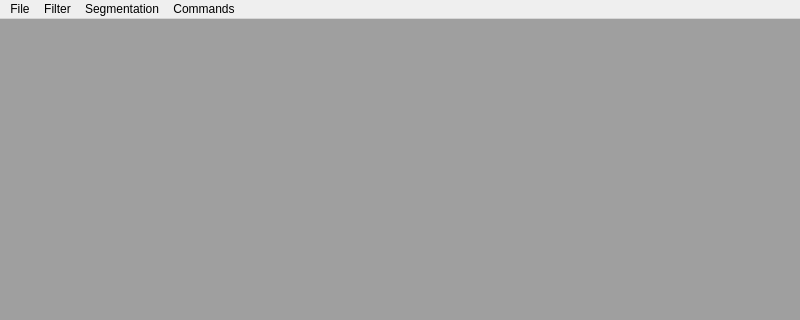
This is cgmainwindow.ui in itumashyk/CG2012 as Qt 5 draws it before an edit; both pictures show x 0 to 800 and y 0 to 320 of the 800 by 600 pixel window. The edited form follows.
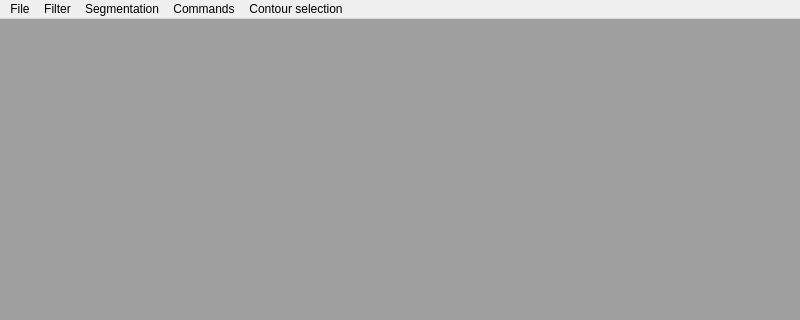
This is the edited form.

Commit message: Scan line algorithms for contour selection added

Diff of the .ui file:
```diff
--- a/cgmainwindow.ui
+++ b/cgmainwindow.ui
@@ -70,10 +70,18 @@
     </property>
     <addaction name="actionHistogramm_segmentation"/>
    </widget>
+   <widget class="QMenu" name="menuContour_selection">
+    <property name="title">
+     <string>Contour selection</string>
+    </property>
+    <addaction name="actionScan_line_for_binary"/>
+    <addaction name="actionScan_line_for_gray"/>
+   </widget>
    <addaction name="menuFile"/>
    <addaction name="menuFilter"/>
    <addaction name="menuSegmentation"/>
    <addaction name="menuCommands"/>
+   <addaction name="menuContour_selection"/>
   </widget>
   <widget class="QStatusBar" name="statusbar"/>
   <action name="actionOpen">
```
Left out of the diff: 10 changed lines with no effect on the pictures. The commit also changes 7 other files.
